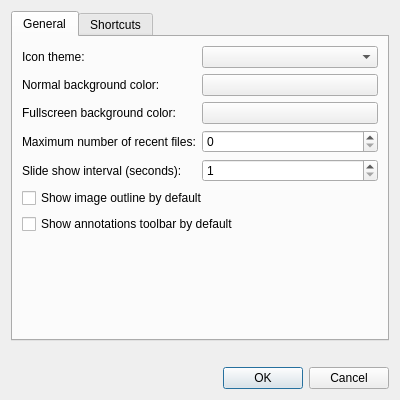
The window that src/preferencesdialog.ui (lxqt/lximage-qt) describes before a commit, drawn with Qt 5.
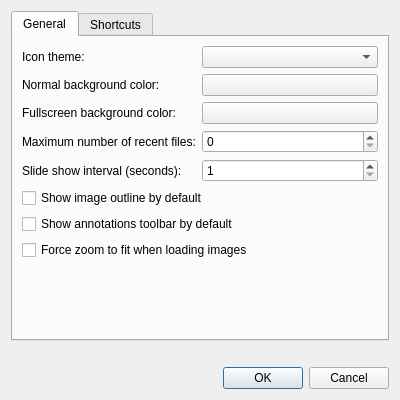
The same window after the commit. Custom widgets are drawn as their Qt base class.

Commit message:
Implement force zoom fit when loading images. (#381)
* Implement force zoom fit when loading images.
Should fix #380

* Applied changes following tsujan suggestions

Diff of the .ui file:
```diff
--- a/src/preferencesdialog.ui
+++ b/src/preferencesdialog.ui
@@ -103,6 +103,13 @@
          </property>
         </widget>
        </item>
+       <item row="7" column="0" colspan="2">
+        <widget class="QCheckBox" name="forceZoomFitBox">
+         <property name="text">
+          <string>Force zoom to fit when loading images</string>
+         </property>
+        </widget>
+       </item>
       </layout>
      </widget>
      <widget class="QWidget" name="tab_2">
```
The commit also changes 4 other files.
